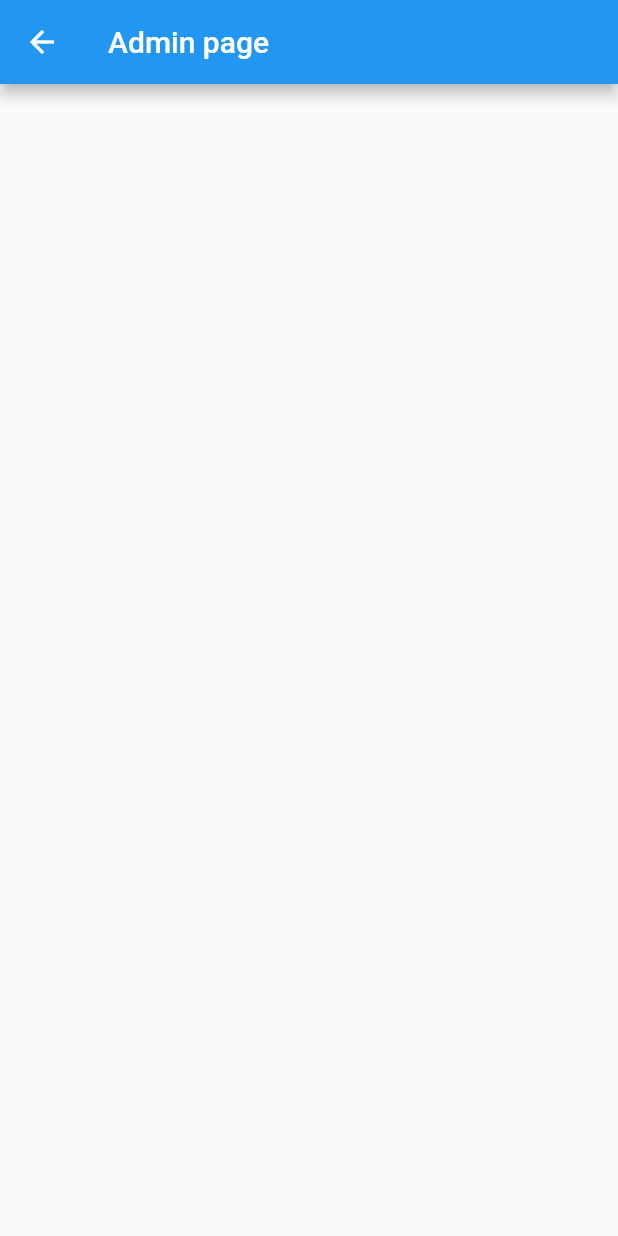
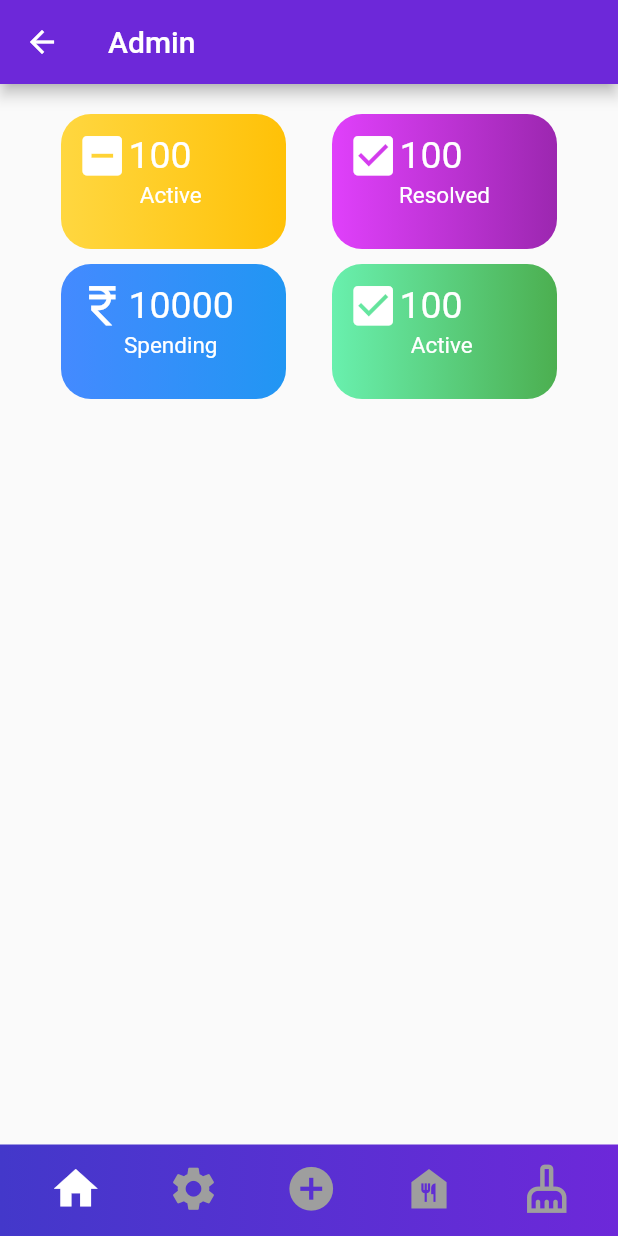
Before and after one commit to samarth1345/jzClean, a Flutter app: the admin screen opened by its route, on a phone screen of 412 x 824 dp. Run offline on Flutter 3.47's test engine with Material 2 defaults, Android fonts, the phone set to English and light mode, and no system bars; our stand-ins replace dropdown_button2, flutter_easyloading, fluttertoast, shared_preferences; missing offline and left inert: reviews_slider; accounts and stored records are empty.

Commit message:
admin page started

```diff
--- a/lib/screens/admin_folder/admin.dart
+++ b/lib/screens/admin_folder/admin.dart
@@ -1,12 +1,118 @@
 import 'package:flutter/material.dart';
+import 'package:jzclean/screens/admin_folder/widgets/Add_staff.dart';
+import 'package:jzclean/screens/admin_folder/widgets/Mess.dart';
+import 'package:jzclean/screens/admin_folder/widgets/homepage.dart';
+import 'package:jzclean/screens/admin_folder/widgets/maintainence.dart';
+import 'package:jzclean/screens/admin_folder/widgets/room_cleaning.dart';
 
-class admin extends StatelessWidget {
+class admin extends StatefulWidget {
+  @override
+  State<admin> createState() => _adminState();
+}
+
+class _adminState extends State<admin> {
+  PageController _myPage = PageController(initialPage: 0);
+  List<bool> arr = [true, false, false, false, false];
+  int prev_index = 0;
+  void onTap(int idx) {
+    setState(() {
+      arr[prev_index] = false;
+      arr[idx] = true;
+      prev_index = idx;
+      _myPage.jumpToPage(idx);
+    });
+  }
+
   @override
   Widget build(BuildContext context) {
     return Scaffold(
       appBar: AppBar(
-        title: Text('Admin page'),
+        title: Text('Admin '),
+        backgroundColor: Color(0xff6D28D9),
+      ),
+      bottomNavigationBar: Container(
+        padding: EdgeInsets.only(bottom: 5),
+        decoration: const BoxDecoration(
+          gradient:
+              LinearGradient(colors: [Color(0xff4338CA), Color(0xff6D28D9)]),
+        ),
+        child: BottomAppBar(
+          elevation: 0,
+          color: Colors.transparent,
+          child: SizedBox(
+            height: 56,
+            width: MediaQuery.of(context).size.width,
+            child: Padding(
+              padding: const EdgeInsets.only(left: 25.0, right: 25.0),
+              child: Row(
+                mainAxisAlignment: MainAxisAlignment.spaceBetween,
+                crossAxisAlignment: CrossAxisAlignment.start,
+                children: [
+                  IconBottomBar(
+                      icon: Icons.home,
+                      selected: arr[0],
+                      onPressed: () => onTap(0)),
+                  IconBottomBar(
+                      icon: Icons.settings,
+                      selected: arr[1],
+                      onPressed: () => onTap(1)),
+                  IconBottomBar(
+                      icon: Icons.add_circle,
+                      selected: arr[2],
+                      onPressed: () => onTap(2)),
+                  IconBottomBar(
+                      icon: Icons.food_bank,
+                      selected: arr[3],
+                      onPressed: () => onTap(3)),
+                  IconBottomBar(
+                      icon: Icons.cleaning_services_outlined,
+                      selected: arr[4],
+                      onPressed: () => onTap(4))
+                ],
+              ),
+            ),
+          ),
+        ),
+      ),
+      body: PageView(
+        controller: _myPage,
+        children: <Widget>[
+          homepage(),
+          maintainence(),
+          Add_staff(),
+          Mess(),
+          roomcleaning(),
+        ],
       ),
     );
   }
 }
+
+class IconBottomBar extends StatelessWidget {
+  const IconBottomBar(
+      {Key? key,
+      required this.icon,
+      required this.selected,
+      required this.onPressed})
+      : super(key: key);
+  final IconData icon;
+  final bool selected;
+  final Function() onPressed;
+
+  final primaryColor = const Color(0xff4338CA);
+  final accentColor = const Color(0xffffffff);
+
+  @override
+  Widget build(BuildContext context) {
+    return Column(
+      mainAxisAlignment: MainAxisAlignment.center,
+      children: [
+        IconButton(
+          onPressed: onPressed,
+          icon:
+              Icon(icon, size: 35, color: selected ? accentColor : Colors.grey),
+        ),
+      ],
+    );
+  }
+}
--- /dev/null
+++ b/lib/screens/admin_folder/widgets/homepage.dart
@@ -0,0 +1,109 @@
+import 'package:flutter/material.dart';
+
+class makecard extends StatelessWidget {
+  String text;
+  String data;
+  IconData icon;
+  Color color1;
+  Color color2;
+  makecard(
+      {Key? key,
+      required this.text,
+      required this.data,
+      required this.icon,
+      required this.color1,
+      required this.color2});
+  @override
+  Widget build(BuildContext context) {
+    return SizedBox(
+      width: 150,
+      height: 100,
+      child: Container(
+        decoration: BoxDecoration(
+            borderRadius: BorderRadius.circular(20),
+            gradient: LinearGradient(colors: [color1, color2])),
+        // padding: EdgeInsets.all(10),
+        margin: EdgeInsets.only(top: 10),
+        child: Padding(
+          padding: const EdgeInsets.all(10),
+          child: Column(
+            children: [
+              Row(
+                children: <Widget>[
+                  Icon(
+                    icon,
+                    size: 35,
+                    color: Colors.white,
+                  ),
+                  Text(
+                    data,
+                    style: TextStyle(fontSize: 25, color: Colors.white),
+                  )
+                ],
+              ),
+              Text(
+                text,
+                style: TextStyle(fontSize: 15, color: Colors.white),
+              ),
+            ],
+          ),
+        ),
+      ),
+    );
+  }
+}
+
+class homepage extends StatelessWidget {
+  @override
+  Widget build(BuildContext context) {
+    return SingleChildScrollView(
+      child: Container(
+        padding: EdgeInsets.all(10),
+        child: Column(children: [
+          Column(
+            children: [
+              Container(
+                width: double.maxFinite,
+                child: Row(
+                    mainAxisAlignment: MainAxisAlignment.spaceEvenly,
+                    children: [
+                      makecard(
+                          text: 'Active ',
+                          data: '100',
+                          icon: Icons.indeterminate_check_box,
+                          color1: Colors.amberAccent,
+                          color2: Colors.amber),
+                      makecard(
+                          text: 'Resolved',
+                          data: '100',
+                          icon: Icons.check_box,
+                          color1: Colors.purpleAccent,
+                          color2: Colors.purple),
+                    ]),
+              ),
+              Container(
+                width: double.maxFinite,
+                child: Row(
+                    mainAxisAlignment: MainAxisAlignment.spaceEvenly,
+                    children: <Widget>[
+                      makecard(
+                          text: 'Spending ',
+                          data: '10000',
+                          icon: Icons.currency_rupee,
+                          color1: Colors.blueAccent,
+                          color2: Colors.blue),
+                      makecard(
+                          text: 'Active ',
+                          data: '100',
+                          icon: Icons.check_box,
+                          color1: Colors.greenAccent,
+                          color2: Colors.green),
+                    ]),
+              )
+            ],
+          )
+        ]),
+      ),
+    );
+  }
+}
--- a/pubspec.yaml
+++ b/pubspec.yaml
@@ -33,6 +33,8 @@ dependencies:
   fluttertoast: ^8.0.9
   reviews_slider: ^2.0.0
   shared_preferences: ^2.0.13
+  carousel_slider: ^4.1.1
+  dropdown_button2: ^1.4.0
 
 dev_dependencies:
   flutter_test:
```
Also changed, not shown: lib/screens/admin_folder/widgets/Add_staff.dart (added, +236 -0 lines), lib/screens/admin_folder/widgets/Mess.dart (added, +8 -0 lines), lib/screens/admin_folder/widgets/maintainence.dart (added, +8 -0 lines), lib/screens/admin_folder/widgets/room_cleaning.dart (added, +8 -0 lines), lib/screens/main/landingpage.dart (+4 -3 lines), lib/screens/user_folder/profile_page.dart (+26 -16 lines), lib/temp.dart (added, +100 -0 lines), pubspec.lock, 2 other files.
